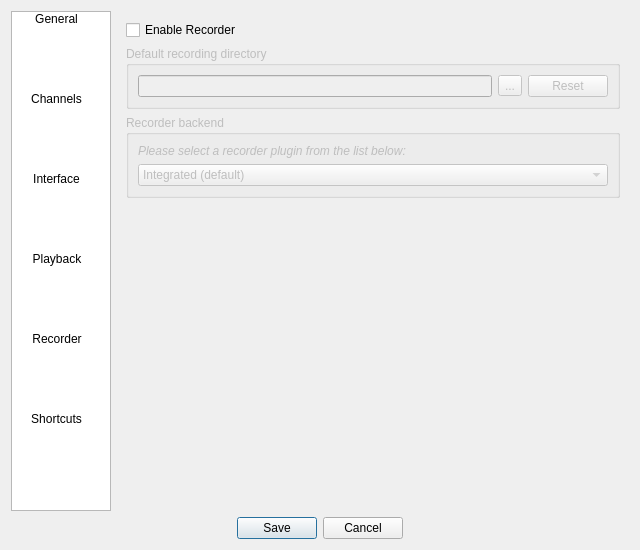
Before: the Qt Designer form src/ui/settings/SettingsEdit.ui in ntadej/tano, drawn with Qt 5.
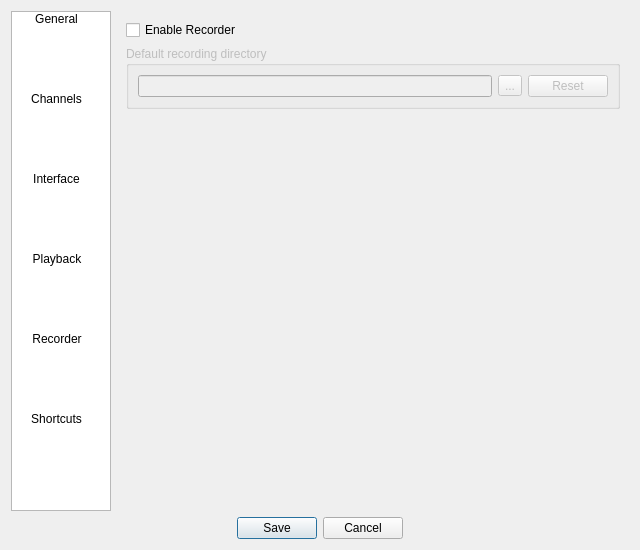
After: the same form once the commit is applied. The open tabs and pages were chosen to show the change. Icons and pictures are not drawn. Custom widgets are drawn as their Qt base class.

Commit message: Dropped plugins support

What changed in the file:
```diff
--- a/src/ui/settings/SettingsEdit.ui
+++ b/src/ui/settings/SettingsEdit.ui
@@ -692,34 +692,6 @@
          </layout>
         </widget>
        </item>
-       <item>
-        <widget class="QGroupBox" name="recorderPluginBox">
-         <property name="enabled">
-          <bool>false</bool>
-         </property>
-         <property name="title">
-          <string>Recorder backend</string>
-         </property>
-         <layout class="QVBoxLayout" name="layoutRecorderPluginBox">
-          <item>
-           <widget class="QLabel" name="labelRecorderPlugin">
-            <property name="text">
-             <string>&lt;i&gt;Please select a recorder plugin from the list below:&lt;/i&gt;</string>
-            </property>
-           </widget>
-          </item>
-          <item>
-           <widget class="QComboBox" name="recorderPluginComboBox">
-            <item>
-             <property name="text">
-              <string>Integrated (default)</string>
-             </property>
-            </item>
-           </widget>
-          </item>
-         </layout>
-        </widget>
-       </item>
        <item>
         <spacer name="recorderSpacer">
          <property name="orientation">
```
Left out of the diff: 16 changed lines with no effect on the pictures. The commit also changes 31 other files.
